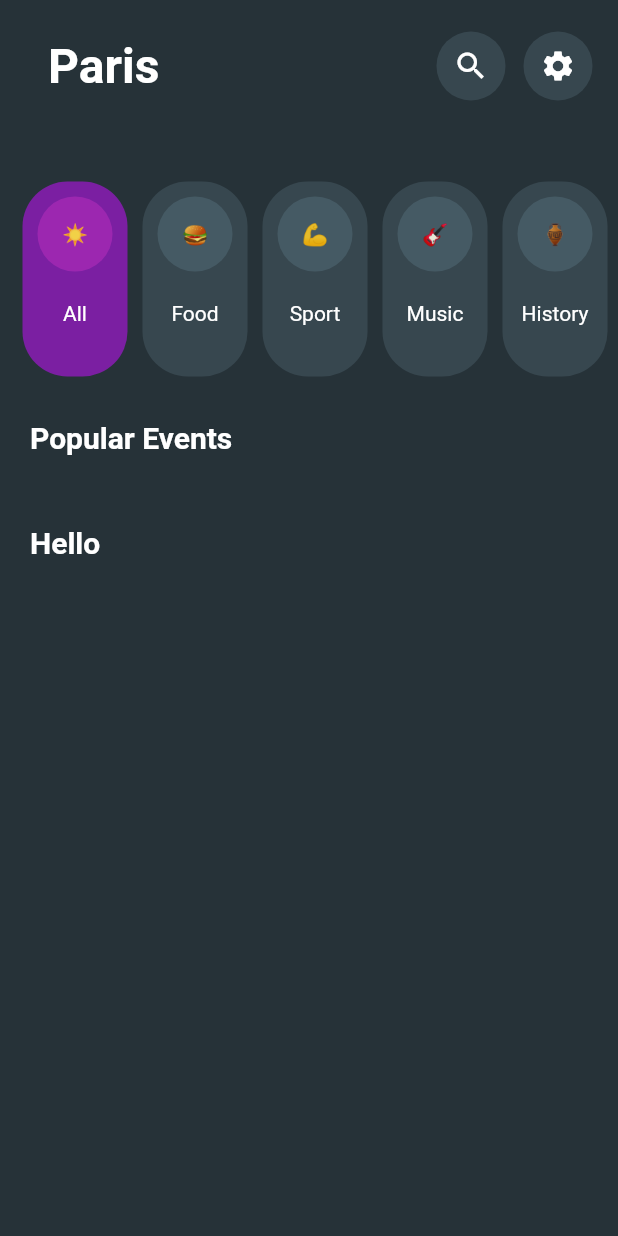
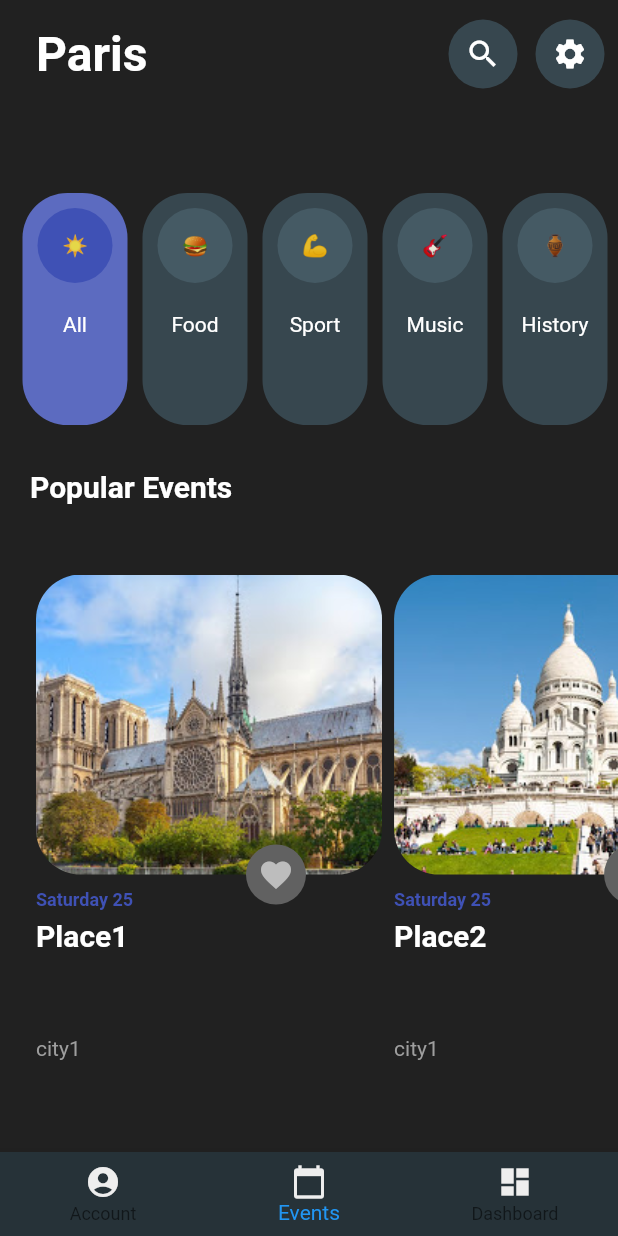
Before and after one commit to akshaybengani/Flutter-Travel-Template1, a Flutter app: the screen it shows after launch, on a phone screen of 412 x 824 dp. Run offline on Flutter 3.47's test engine with Material 2 defaults, Android fonts, the light colour scheme and no system bars.

Commit message:
First Page Completed

```diff
--- a/lib/layouts/catItemLayout.dart
+++ b/lib/layouts/catItemLayout.dart
@@ -26,7 +26,7 @@ class CatItemLayout extends StatelessWidget {
         margin: EdgeInsets.all(5),
         decoration: BoxDecoration(
           borderRadius: BorderRadius.circular(30),
-          color: isSelected ? Colors.purple[700] : Colors.blueGrey[800],
+          color: isSelected ? Colors.indigo[400] : Colors.blueGrey[800],
         ),
         width: 70,
         child: Column(
@@ -39,7 +39,7 @@ class CatItemLayout extends StatelessWidget {
                 CircleAvatar(
                     radius: 25,
                     backgroundColor:
-                        isSelected ? Colors.purple[500] : Colors.blueGrey[700]),
+                        isSelected ? Colors.indigo[500] : Colors.blueGrey[700]),
                 Text(catIcon),
               ],
             ),
--- a/lib/layouts/placeItemLayout.dart
+++ b/lib/layouts/placeItemLayout.dart
@@ -1,20 +1,77 @@
 import 'package:flutter/material.dart';
+import 'package:travel_brandzgarage/models/placeitem.dart';
 
 class PlaceItemLayout extends StatelessWidget {
+  PlaceItem placeItem;
+  Size size;
+  PlaceItemLayout(this.placeItem, this.size);
+
   @override
   Widget build(BuildContext context) {
     return Card(
-      elevation: 5,
+      elevation: 0,
+      color: Colors.grey[900],
       child: Container(
+        width: size.width * 0.56,
         decoration: BoxDecoration(
           borderRadius: BorderRadius.circular(30),
         ),
-        child: Column(
+        child: Stack(
           children: <Widget>[
-            Image.asset(
-              "name",
-              fit: BoxFit.cover,
+            Column(
+              mainAxisAlignment: MainAxisAlignment.start,
+              crossAxisAlignment: CrossAxisAlignment.start,
+              children: <Widget>[
+                Container(
+                  child: Container(
+                    height: 200,
+                    width: 250,
+                    child: ClipRRect(
+                      borderRadius: BorderRadius.circular(30),
+                      child: Image.asset(placeItem.imgUrl, fit: BoxFit.cover),
+                    ),
+                  ),
+                ),
+                SizedBox(height: 10),
+                Text(
+                  placeItem.eventdate,
+                  style: TextStyle(
+                      color: Colors.indigo[500],
+                      fontWeight: FontWeight.bold,
+                      fontSize: 12),
+                ),
+                SizedBox(height: 5),
+                Expanded(
+                  child: Text(
+                    placeItem.title,
+                    style: TextStyle(
+                        color: Colors.white,
+                        fontSize: 20,
+                        fontWeight: FontWeight.bold),
+                  ),
+                ),
+                Expanded(
+                  child: Text(
+                    placeItem.cityName,
+                    style: TextStyle(color: Colors.grey),
+                  ),
+                )
+              ],
             ),
+            Positioned(
+              left: 140,
+              top: 180,
+              child: CircleAvatar(
+                backgroundColor: Colors.grey[700],
+                child: IconButton(
+                  onPressed: () {},
+                  icon: Icon(
+                    Icons.favorite,
+                    color: Colors.grey[400],
+                  ),
+                ),
+              ),
+            )
           ],
         ),
       ),
--- a/lib/main.dart
+++ b/lib/main.dart
@@ -1,6 +1,7 @@
 import 'package:flutter/material.dart';
 import 'package:provider/provider.dart';
 import 'package:travel_brandzgarage/providers/categoriesProvider.dart';
+import 'package:travel_brandzgarage/providers/placeProvider.dart';
 import 'package:travel_brandzgarage/screens/homepagescreen.dart';
 
 void main() => runApp(MyApp());
@@ -9,7 +10,10 @@ class MyApp extends StatelessWidget {
   @override
   Widget build(BuildContext context) {
     return MultiProvider(
-      providers: [ChangeNotifierProvider.value(value: CategoriesProvider())],
+      providers: [
+        ChangeNotifierProvider.value(value: CategoriesProvider()),
+        ChangeNotifierProvider.value(value: PlaceProvider()),
+      ],
       child: MaterialApp(
         title: 'Travel App',
         debugShowCheckedModeBanner: false,
--- a/lib/screens/homepagescreen.dart
+++ b/lib/screens/homepagescreen.dart
@@ -2,7 +2,9 @@ import 'package:flutter/material.dart';
 import 'package:provider/provider.dart';
 import 'package:travel_brandzgarage/layouts/catItemLayout.dart';
 import 'package:travel_brandzgarage/layouts/myappbar.dart';
+import 'package:travel_brandzgarage/layouts/placeItemLayout.dart';
 import 'package:travel_brandzgarage/providers/categoriesProvider.dart';
+import 'package:travel_brandzgarage/providers/placeProvider.dart';
 
 class HomePageScreen extends StatelessWidget {
   final List<String> cities = ["Paris", "New York", "Pune"];
@@ -13,23 +15,46 @@ class HomePageScreen extends StatelessWidget {
 
   @override
   Widget build(BuildContext context) {
+    final screenHeight = MediaQuery.of(context).size.height;
+    final size = MediaQuery.of(context).size;
     final catList = Provider.of<CategoriesProvider>(context).items;
+    final placeList = Provider.of<PlaceProvider>(context).items;
+
     return Scaffold(
-      backgroundColor: Colors.blueGrey[900],
+      backgroundColor: Colors.grey[900],
+      bottomNavigationBar: BottomNavigationBar(
+        backgroundColor: Colors.blueGrey[900],
+        type: BottomNavigationBarType.fixed,
+        currentIndex: 1,
+        items: [
+          BottomNavigationBarItem(
+            icon: Icon(Icons.account_circle, color: Colors.grey[200]),
+            title: Text('Account', style: TextStyle(color: Colors.white),),
+          ),
+          BottomNavigationBarItem(
+            icon: Icon(Icons.calendar_today, color: Colors.grey[200]),
+            title: Text('Events', style: TextStyle(color: Colors.white),),
+          ),
+          BottomNavigationBarItem(
+            icon: Icon(Icons.dashboard, color: Colors.grey[200]),
+            title: Text('Dashboard', style: TextStyle(color: Colors.white),),
+          )
+        ],
+      ),
       body: Stack(
         children: <Widget>[
           Positioned(
             child: Container(
-              margin: EdgeInsets.all(16),
+              margin: EdgeInsets.all(8),
               child: MyAppBar(),
             ),
           ),
           Positioned(
-            top: 100,
+            top: screenHeight * 0.15,
             child: Container(
-              height: 140,
+              height: screenHeight * 0.20,
               width: MediaQuery.of(context).size.width,
-              margin: EdgeInsets.only(top: 16, left: 10),
+              margin: EdgeInsets.only(left: 10),
               child: ListView.builder(
                 scrollDirection: Axis.horizontal,
                 itemCount: catList.length,
@@ -49,7 +74,7 @@ class HomePageScreen extends StatelessWidget {
             ),
           ),
           Positioned(
-            top: 280,
+            top: screenHeight * 0.38,
             left: 20,
             child: Text(
               "Popular Events",
@@ -61,17 +86,21 @@ class HomePageScreen extends StatelessWidget {
             ),
           ),
           Positioned(
-            top: 350,
+            top: screenHeight * 0.46,
             left: 20,
-            child: Text(
-              'Hello',
-              style: TextStyle(
-                color: Colors.white,
-                fontWeight: FontWeight.bold,
-                fontSize: 20,
+            child: Container(
+              width: MediaQuery.of(context).size.width,
+              height: screenHeight * 0.48,
+              child: ListView.builder(
+                scrollDirection: Axis.horizontal,
+                itemCount: placeList.length,
+                itemBuilder: (context, index) {
+                  return PlaceItemLayout(placeList[index], size);
+                },
               ),
             ),
-          )
+          ),
+
         ],
       ),
     );
--- a/pubspec.yaml
+++ b/pubspec.yaml
@@ -42,8 +42,8 @@ flutter:
   uses-material-design: true
 
   # To add assets to your application, add an assets section, like this:
-  # assets:
-  #   - images/a_dot_burr.jpeg
+  assets:
+    - assets/images/
   #   - images/a_dot_ham.jpeg
 
   # An image asset can refer to one or more resolution-specific "variants", see
```
Also changed, not shown: assets/images/img10.jpg (added), assets/images/img6.jpg (added), assets/images/img7.jpg (added), assets/images/img8.jpg (added), assets/images/img9.jpg (added).
